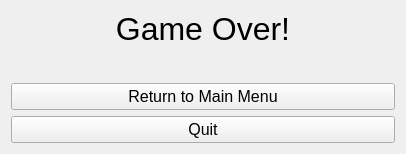
This is ui/game_over.ui in kpdudek/TankGame as Qt 5 draws it before an edit. The edited form follows.
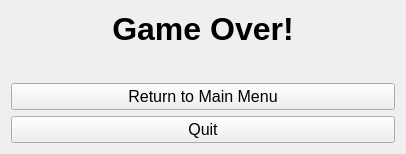
This is the edited form.

The edit to the form file:
```diff
--- a/ui/game_over.ui
+++ b/ui/game_over.ui
@@ -43,6 +43,8 @@
      <property name="font">
       <font>
        <pointsize>24</pointsize>
+       <weight>75</weight>
+       <bold>true</bold>
       </font>
      </property>
      <property name="text">
```
Left out of the diff: 5 changed lines with no effect on the pictures.
